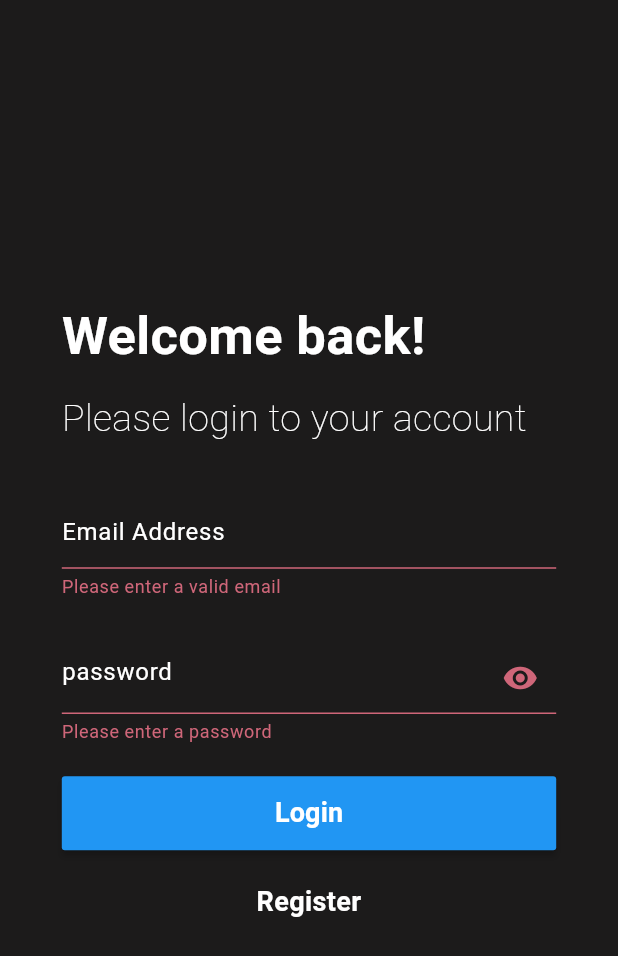
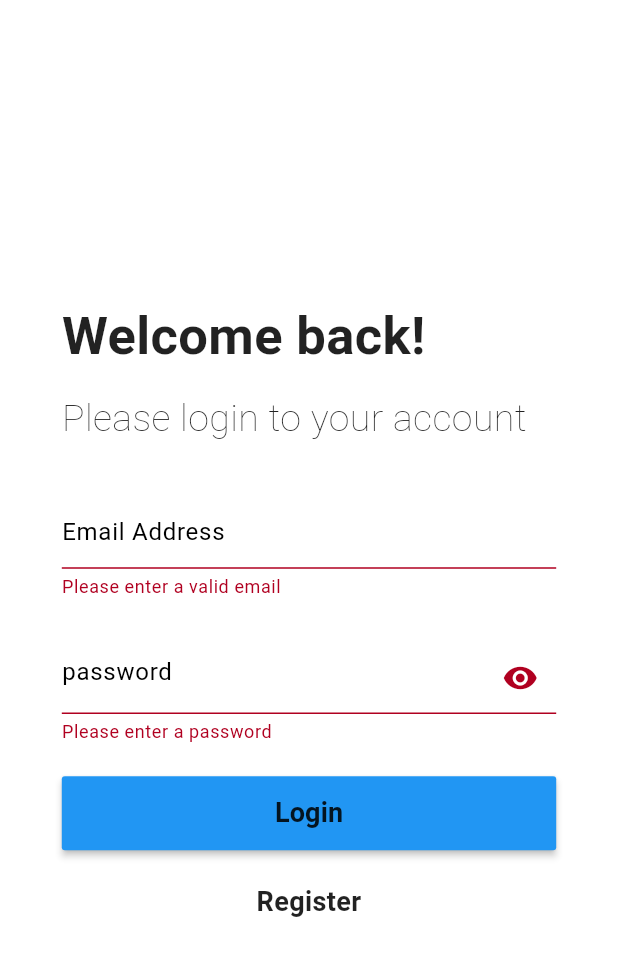
Before and after one commit to leoncen26/Chatify, a Flutter app: the screen it shows after launch, after a tap on "Login", on a phone screen of 412 x 824 dp. Shown: the top 956 px of the screen. Run offline on Flutter 3.47's test engine with Material 3 defaults, Android fonts, the phone set to English and light mode, and no system bars; our stand-ins replace cloud_firestore, firebase_auth, firebase_core, firebase_storage, flutter_spinkit, image_picker and 1 more; accounts and stored records are empty.

Commit message:
Update tampilan dark mode dan theme provider

```diff
--- a/chatify_app/lib/main.dart
+++ b/chatify_app/lib/main.dart
@@ -1,6 +1,9 @@
+import 'package:chatify_app/models/app_theme.dart';
 import 'package:chatify_app/pages/home_page.dart';
 import 'package:chatify_app/pages/registration_page.dart';
+import 'package:chatify_app/providers/theme_provider.dart';
 import 'package:flutter/material.dart';
+import 'package:provider/provider.dart';
 import 'firebase_options.dart';
 import 'package:firebase_core/firebase_core.dart';
 // import 'package:firebase_analytics/firebase_analytics.dart';
@@ -12,26 +15,34 @@ void main() async {
   await Firebase.initializeApp(
     options: DefaultFirebaseOptions.currentPlatform,
   );
-  runApp(const MyApp());
+  runApp(ChangeNotifierProvider(
+    create: (_) => ThemeProvider(),
+    child: const MyApp(),
+  ));
 }
 
 class MyApp extends StatelessWidget {
   const MyApp({super.key});
   @override
   Widget build(BuildContext context) {
+    final themeProvider = Provider.of<ThemeProvider>(context);
+
     return MaterialApp(
       debugShowCheckedModeBanner: false,
       title: 'Chatify',
       navigatorKey: NavigationService.instance.navigatorKey,
-      theme: ThemeData(
-        brightness: Brightness.dark,
-        primaryColor: const Color.fromRGBO(42, 117, 188, 1),
-        colorScheme: const ColorScheme.dark(
-        primary: Color.fromRGBO(42, 117, 188, 1),
-        secondary: Color.fromRGBO(42, 117, 188, 1),
-        ),
-        scaffoldBackgroundColor: const Color.fromRGBO(28, 27, 27, 1)
-        ),
+      // theme: ThemeData(
+      //   brightness: Brightness.dark,
+      //   primaryColor: const Color.fromRGBO(42, 117, 188, 1),
+      //   colorScheme: const ColorScheme.dark(
+      //   primary: Color.fromRGBO(42, 117, 188, 1),
+      //   secondary: Color.fromRGBO(42, 117, 188, 1),
+      //   ),
+      //   scaffoldBackgroundColor: const Color.fromRGBO(28, 27, 27, 1)
+      //   ),
+      theme: AppTheme.lightTheme,
+      darkTheme: AppTheme.darkTheme,
+      themeMode: themeProvider.theme,
       routes: {
         'login': (context) => LoginPage(),
         'register': (context) => RegistrationPage(),
--- /dev/null
+++ b/chatify_app/lib/models/app_theme.dart
@@ -0,0 +1,58 @@
+import 'package:flutter/material.dart';
+
+class AppTheme {
+  // LIGHT THEME
+  static final ThemeData lightTheme = ThemeData(
+    brightness: Brightness.light,
+    scaffoldBackgroundColor: Colors.white,
+    primaryColor: Colors.blue,
+    colorScheme: ColorScheme.light(
+      primary: Colors.blue,
+      secondary: Colors.amber,
+    ),
+    appBarTheme: const AppBarTheme(
+      backgroundColor: Colors.blue,
+      foregroundColor: Colors.white,
+      elevation: 0,
+    ),
+    textTheme: const TextTheme(
+      bodyLarge: TextStyle(color: Colors.black),
+      bodyMedium: TextStyle(color: Colors.black87),
+    ),
+    tabBarTheme: const TabBarTheme(
+      labelColor: Colors.white, // warna icon dan text aktif
+      unselectedLabelColor: Colors.white70, // warna icon/text tidak aktif
+      indicator: UnderlineTabIndicator(
+        // bisa disesuaikan
+        borderSide: BorderSide(color: Colors.white, width: 2.0),
+      ),
+    ),
+  );
+
+  // DARK THEME
+  static final ThemeData darkTheme = ThemeData(
+    brightness: Brightness.dark,
+    scaffoldBackgroundColor: const Color(0xFF121212),
+    primaryColor: Colors.blueGrey,
+    colorScheme: ColorScheme.dark(
+      primary: Colors.blueGrey,
+      secondary: Colors.tealAccent,
+    ),
+    appBarTheme: const AppBarTheme(
+      backgroundColor: Color(0xFF1F1F1F),
+      foregroundColor: Colors.white,
+      elevation: 0,
+    ),
+    textTheme: const TextTheme(
+      bodyLarge: TextStyle(color: Colors.white),
+      bodyMedium: TextStyle(color: Colors.white70),
+    ),
+    tabBarTheme: const TabBarTheme(
+      labelColor: Colors.white,
+      unselectedLabelColor: Colors.white60,
+      indicator: UnderlineTabIndicator(
+        borderSide: BorderSide(color: Colors.white, width: 2.0),
+      ),
+    ),
+  );
+}
--- a/chatify_app/lib/pages/home_page.dart
+++ b/chatify_app/lib/pages/home_page.dart
@@ -1,9 +1,11 @@
 import 'package:chatify_app/pages/profile_page.dart';
 import 'package:chatify_app/pages/recent_conversations_page.dart';
 import 'package:chatify_app/pages/search_page.dart';
+import 'package:chatify_app/providers/theme_provider.dart';
 //import 'package:chatify_app/providers/auth_provider.dart';
 //import 'package:chatify_app/services/navigation_service.dart';
 import 'package:flutter/material.dart';
+import 'package:provider/provider.dart';
 // import 'package:provider/provider.dart';
 
 class HomePage extends StatefulWidget {
@@ -14,10 +16,12 @@ class HomePage extends StatefulWidget {
   }
 }
 
-class _HomePageState extends State<HomePage> with SingleTickerProviderStateMixin {
+class _HomePageState extends State<HomePage>
+    with SingleTickerProviderStateMixin {
   // AuthProvider? _auth;
   TabController? _tabController;
   double? _height, _width;
+
 
   // _HomePageState(){
   //   _tabController = TabController(length: 1, vsync: this, initialIndex: 0);
@@ -36,6 +40,8 @@ class _HomePageState extends State<HomePage> with SingleTickerProviderStateMixin
 
   @override
   Widget build(BuildContext context) {
+    final themeProvider = Provider.of<ThemeProvider>(context);
+    final isDark = themeProvider.isDark;
     _height = MediaQuery.of(context).size.height;
     _width = MediaQuery.of(context).size.width;
     return Scaffold(
@@ -47,10 +53,19 @@ class _HomePageState extends State<HomePage> with SingleTickerProviderStateMixin
           ),
         ),
         centerTitle: true,
+        actions: [
+          IconButton(
+            onPressed: () {
+              themeProvider.toggleMode(isDark);
+            },
+            icon: Icon(
+              isDark ? Icons.sunny : Icons.nightlight_round_outlined,
+            ),
+          ),
+        ],
         bottom: TabBar(
-          unselectedLabelColor: Colors.grey,
-          //indicatorColor: Colors.blue,
-          //labelColor: Colors.blue,
+          unselectedLabelColor: Theme.of(context).tabBarTheme.unselectedLabelColor,
+          //indicatorColor: Theme.of(context).tabBarTheme.labelColor,
           controller: _tabController,
           tabs: const [
             Tab(
@@ -74,16 +89,15 @@ class _HomePageState extends State<HomePage> with SingleTickerProviderStateMixin
           ],
         ),
       ),
-      body:  _tabBarPage(),
+      body: _tabBarPage(),
     );
   }
 
-  Widget _tabBarPage(){
-    return TabBarView(controller: _tabController ,children: <Widget>[
+  Widget _tabBarPage() {
+    return TabBarView(controller: _tabController, children: <Widget>[
       SearchPage(_height!, _width!),
       RecentConversationsPage(_height!, _width!),
       ProfilePage(_height!, _width!),
     ]);
   }
-
 }
--- a/chatify_app/lib/pages/profile_page.dart
+++ b/chatify_app/lib/pages/profile_page.dart
@@ -89,7 +89,7 @@ class ProfilePage extends StatelessWidget {
       child: Text(
         _userName,
         textAlign: TextAlign.center,
-        style: TextStyle(color: Colors.white, fontSize: 30),
+        style: TextStyle(fontSize: 30),
       ),
     );
   }
--- a/chatify_app/lib/pages/search_page.dart
+++ b/chatify_app/lib/pages/search_page.dart
@@ -58,7 +58,7 @@ class _SearchPageState extends State<SearchPage> {
       width: widget.width,
       child: TextField(
         autocorrect: false,
-        style: TextStyle(color: Colors.white),
+        style: TextStyle(color: Theme.of(context).textTheme.bodyMedium?.color),
         onSubmitted: (_input) {
           setState(() {
             _searchText = _input;
@@ -67,11 +67,11 @@ class _SearchPageState extends State<SearchPage> {
         decoration: InputDecoration(
           prefixIcon: Icon(
             Icons.search,
-            color: Colors.white,
+            color: Theme.of(context).textTheme.bodyMedium?.color,
           ),
           labelText: 'Search',
           labelStyle: TextStyle(
-            color: Colors.white,
+            color: Theme.of(context).textTheme.bodyMedium?.color,
           ),
           border: OutlineInputBorder(
             borderSide: BorderSide.none,
--- /dev/null
+++ b/chatify_app/lib/providers/theme_provider.dart
@@ -0,0 +1,14 @@
+import 'package:flutter/material.dart';
+
+class ThemeProvider  with ChangeNotifier{
+  ThemeMode themeMode = ThemeMode.system;
+
+  ThemeMode get theme => themeMode;
+
+  bool get isDark => themeMode == ThemeMode.dark;
+
+  void toggleMode(bool isDarkMode){
+    themeMode = isDarkMode ? ThemeMode.light: ThemeMode.dark ;
+    notifyListeners();
+  }
+}
```
Lines whose indentation alone changed are shown as unchanged.
